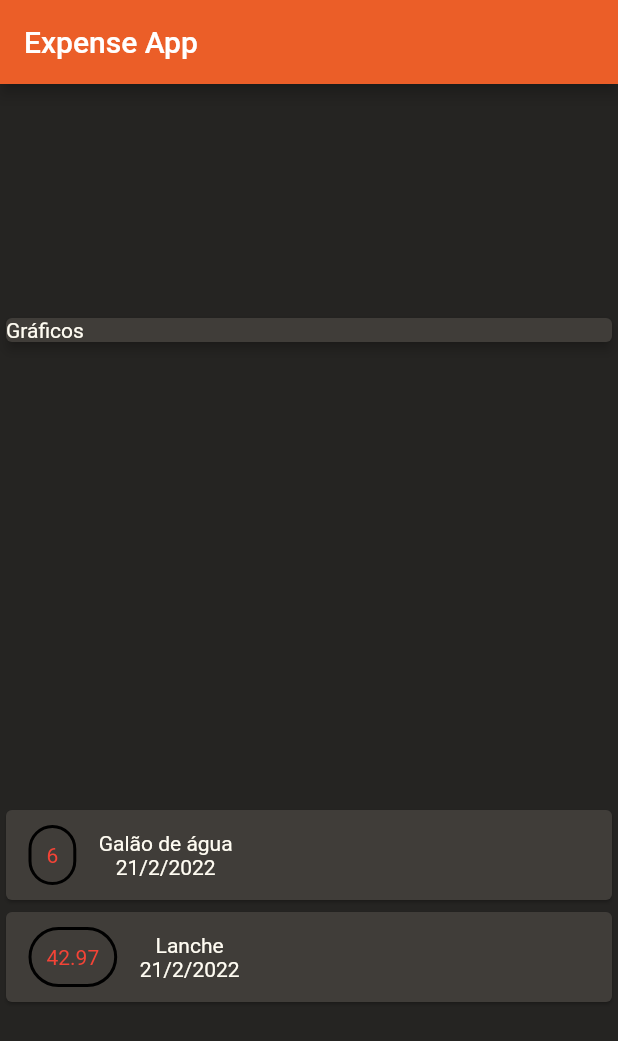
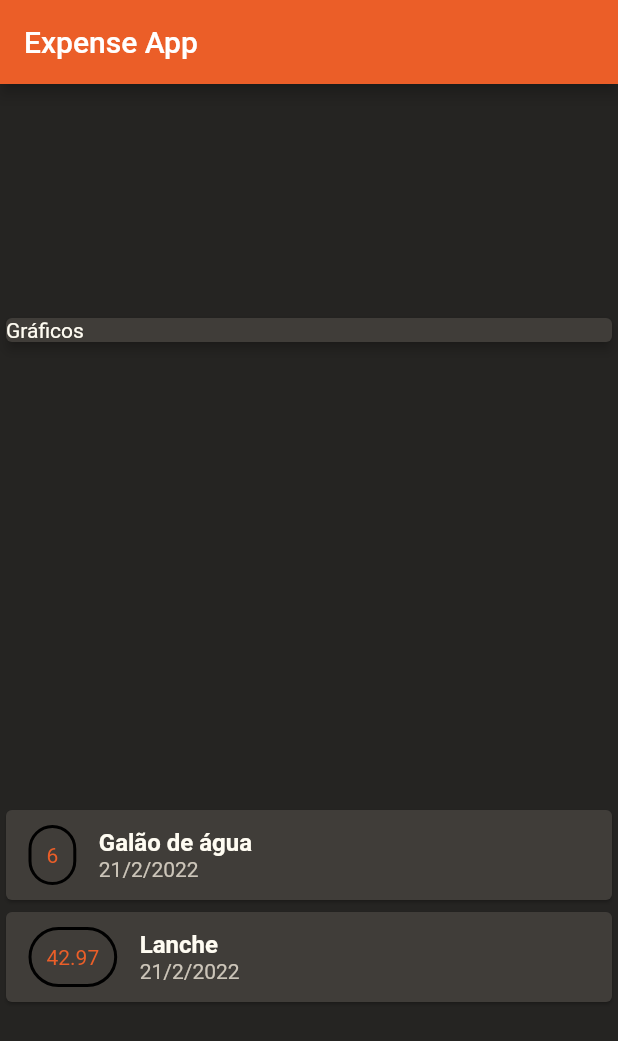
Before and after one commit to Wessh/expenses, a Flutter app: the screen it shows after launch, on a phone screen of 412 x 824 dp. Shown: the top 1041 px of the screen. Run offline on Flutter 3.47's test engine with Material 2 defaults, Android fonts, the phone set to English and light mode, and no system bars.

Commit message:
#Desafio realizado. Alterações feitas em expensecard_widget.dart - Alterar o alinhamento da coluna. - Alteração no tamanho e peso da fonte do título. - Alteração da cor da fonte do newDate para AppColors.variantColor.

```diff
--- a/lib/widgets/expensecard_widget.dart
+++ b/lib/widgets/expensecard_widget.dart
@@ -1,3 +1,4 @@
+import 'package:expenses/core/app_colors.dart';
 import 'package:flutter/material.dart';
 
 class ExpenseCardWidget extends StatelessWidget {
@@ -30,16 +31,17 @@ class ExpenseCardWidget extends StatelessWidget {
             Text(
                 value.toString(),
             style: const TextStyle(
-              color: Colors.red,
+              color: AppColors.primaryColor,
             ),),
           //Icon(Icons.attach_money),
         ),
         Column(
+          crossAxisAlignment: CrossAxisAlignment.start,
           children: [
             Text(
-              title.toString()),
+              title.toString(),style: const TextStyle(fontSize: 16, fontWeight: FontWeight.bold),),
             Text(
-              newDate
+              newDate, style: const TextStyle(color: AppColors.variantColor),
             ),
           ],
         ),
```
